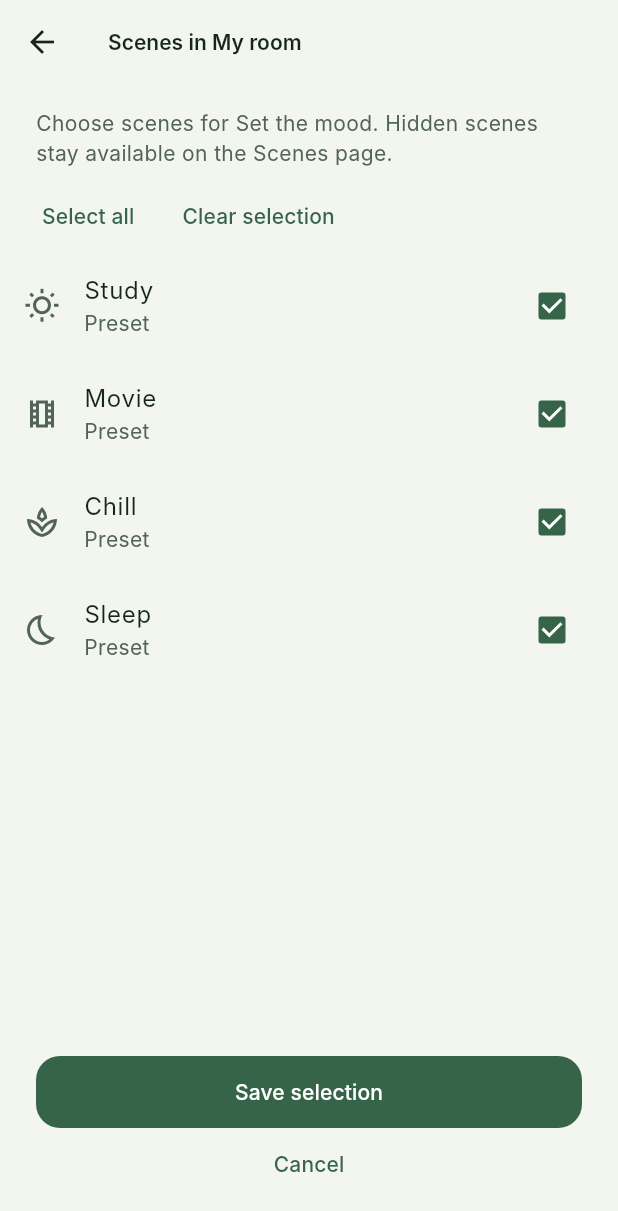
After one commit to Aditya-1209/SmartLight, a Flutter app: the screen it shows after launch, scrolled down 532 dp, after a tap on "Edit", on a phone screen of 412 x 824 dp. The commit adds this screen. Shown: the top 1211 px of the screen. Run offline on Flutter 3.47's test engine with Material 3 defaults, Android fonts, the phone set to English and light mode, and no system bars; our stand-ins replace flutter_riverpod, flutter_secure_storage, flutter_svg, shared_preferences; missing offline and left inert: pointycastle.

Commit message:
Add swipe navigation and customizable room scenes

```diff
--- a/lib/app/app.dart
+++ b/lib/app/app.dart
@@ -31,7 +31,8 @@ class AppShell extends ConsumerStatefulWidget {
 class _AppShellState extends ConsumerState<AppShell>
     with WidgetsBindingObserver {
   int _page = 0;
-  final _scroll = ScrollController();
+  final _pages = PageController();
+  final _scrolls = List.generate(3, (_) => ScrollController());
   static const _labels = ['My room', 'Scenes', 'Settings'];
   static const _icons = ['room', 'scenes', 'settings'];
   @override
@@ -43,7 +44,10 @@ class _AppShellState extends ConsumerState<AppShell>
   @override
   void dispose() {
     WidgetsBinding.instance.removeObserver(this);
-    _scroll.dispose();
+    _pages.dispose();
+    for (final scroll in _scrolls) {
+      scroll.dispose();
+    }
     super.dispose();
   }
 
@@ -59,8 +63,12 @@ class _AppShellState extends ConsumerState<AppShell>
   }
 
   void _select(int page) {
-    setState(() => _page = page);
-    if (_scroll.hasClients) _scroll.jumpTo(0);
+    if (!_pages.hasClients) return;
+    _pages.animateToPage(
+      page,
+      duration: const Duration(milliseconds: 280),
+      curve: Curves.easeInOut,
+    );
   }
 
   @override
@@ -82,14 +90,11 @@ class _AppShellState extends ConsumerState<AppShell>
     }
     final scheme = Theme.of(context).colorScheme;
     final wide = MediaQuery.sizeOf(context).width >= 850;
-    final screen = switch (_page) {
-      0 => DashboardScreen(
-        onSetup: () => _select(2),
-        onScenes: () => _select(1),
-      ),
-      1 => const ScenesScreen(),
-      _ => const SettingsScreen(),
-    };
+    final screens = [
+      DashboardScreen(onSetup: () => _select(2), onScenes: () => _select(1)),
+      const ScenesScreen(),
+      const SettingsScreen(),
+    ];
     return Scaffold(
       bottomNavigationBar: wide
           ? null
@@ -255,10 +260,17 @@ class _AppShellState extends ConsumerState<AppShell>
                       ),
                     ),
                   Expanded(
-                    child: Scrollbar(
-                      controller: _scroll,
+                    child: PageView(
+                      key: const ValueKey('main-pages'),
+                      controller: _pages,
+                      onPageChanged: (page) => setState(() => _page = page),
+                      children: [
+                        for (var i = 0; i < screens.length; i++)
+                          Scrollbar(
+                            controller: _scrolls[i],
                             child: SingleChildScrollView(
-                        controller: _scroll,
+                              key: PageStorageKey('main-page-$i'),
+                              controller: _scrolls[i],
                               padding: EdgeInsets.fromLTRB(
                                 wide ? 40 : 20,
                                 wide ? 40 : 24,
@@ -268,11 +280,15 @@ class _AppShellState extends ConsumerState<AppShell>
                               child: Align(
                                 alignment: Alignment.topCenter,
                                 child: ConstrainedBox(
-                            constraints: const BoxConstraints(maxWidth: 1200),
-                            child: screen,
+                                  constraints: const BoxConstraints(
+                                    maxWidth: 1200,
+                                  ),
+                                  child: screens[i],
                                 ),
                               ),
                             ),
+                          ),
+                      ],
                     ),
                   ),
                 ],
--- a/lib/providers/app_controller.dart
+++ b/lib/providers/app_controller.dart
@@ -78,6 +78,16 @@ class AppState {
     ...settings.customScenes,
     ...LightScene.defaults,
   ];
+  List<LightScene> get roomScenes {
+    final ids = settings.roomSceneIds;
+    if (ids == null) return scenes.take(4).toList();
+    final byId = {for (final scene in scenes) scene.id: scene};
+    return [
+      for (final id in ids)
+        if (byId[id] != null) byId[id]!,
+    ];
+  }
+
   AppState copyWith({
     AppSettings? settings,
     ConnectionConfig? config,
@@ -539,6 +549,25 @@ class AppController extends Notifier<AppState> {
     await _saveScenes(scenes);
   });
 
+  Future<void> setRoomScenes(List<String> ids) => _configurationQueue.run(
+    () async {
+      await _ensureStorageReady();
+      final available = state.scenes.map((scene) => scene.id).toSet();
+      final settings = state.settings.copyWith(
+        roomSceneIds: List.unmodifiable(ids.where(available.contains).toSet()),
+      );
+      try {
+        await ref.read(settingsStoreProvider).write(settings);
+      } catch (_) {
+        throw const DeviceException(
+          DeviceError.storage,
+          'Could not save your room scenes. Please try again.',
+        );
+      }
+      if (!_disposed) state = state.copyWith(settings: settings);
+    },
+  );
+
   Future<void> deleteScene(String id) => _configurationQueue.run(() async {
     await _ensureStorageReady();
     await _saveScenes(
--- a/lib/screens/dashboard/dashboard_screen.dart
+++ b/lib/screens/dashboard/dashboard_screen.dart
@@ -12,6 +12,7 @@ import '../../widgets/light_card.dart';
 import '../../widgets/scene_card.dart';
 import '../device_detail/device_detail_screen.dart';
 import '../timers/timers_screen.dart';
+import '../scenes/room_scenes_screen.dart';
 
 class DashboardScreen extends ConsumerWidget {
   const DashboardScreen({super.key, required this.onSetup, this.onScenes});
@@ -37,19 +38,21 @@ class DashboardScreen extends ConsumerWidget {
         ? 0.0
         : dimmable.map((l) => l.brightnessPercent).reduce((a, b) => a + b) /
               dimmable.length;
-    Widget scenes(int count, int columns) => LayoutBuilder(
+    Widget scenes(int? count, int columns) => LayoutBuilder(
       builder: (context, constraints) => Wrap(
         spacing: 16,
         runSpacing: 16,
-        children: state.scenes
-            .take(count)
+        children:
+            (count == null ? state.roomScenes : state.roomScenes.take(count))
                 .map(
                   (scene) => SizedBox(
-                width: (constraints.maxWidth - (columns - 1) * 16) / columns,
+                    width:
+                        (constraints.maxWidth - (columns - 1) * 16) / columns,
                     child: SceneCard(
                       scene: scene,
                       onTap: enabled
-                      ? () => runAction(context, controller.applyScene(scene))
+                          ? () =>
+                                runAction(context, controller.applyScene(scene))
                           : null,
                     ),
                   ),
@@ -57,11 +60,18 @@ class DashboardScreen extends ConsumerWidget {
                 .toList(),
       ),
     );
-    Widget title(String label, String? action) => Row(
+    Widget title(String label) => Row(
       children: [
         Expanded(child: Text(label, style: theme.textTheme.titleLarge)),
-        if (action != null)
-          TextButton(onPressed: onScenes, child: Text(action)),
+        TextButton(
+          key: const ValueKey('edit-room-scenes'),
+          onPressed: () => Navigator.of(context).push(
+            MaterialPageRoute<void>(builder: (_) => const RoomScenesScreen()),
+          ),
+          child: const Text('Edit'),
+        ),
+        if (onScenes != null)
+          TextButton(onPressed: onScenes, child: const Text('All scenes')),
       ],
     );
     Widget hero(bool wide) => Container(
@@ -346,12 +356,14 @@ class DashboardScreen extends ConsumerWidget {
               },
             ),
             const SizedBox(height: 24),
-            title(
-              wide ? 'A scene for every mood' : 'Set the mood',
-              'All scenes',
-            ),
+            title('Set the mood'),
             const SizedBox(height: 16),
-            scenes(4, constraints.maxWidth >= 650 ? 4 : 2),
+            if (state.roomScenes.isEmpty)
+              const Text(
+                'No scenes selected. Tap Edit to choose your favourites.',
+              )
+            else
+              scenes(null, constraints.maxWidth >= 650 ? 4 : 2),
           ],
         );
       },
--- /dev/null
+++ b/lib/screens/scenes/room_scenes_screen.dart
@@ -0,0 +1,154 @@
+import 'package:flutter/material.dart';
+import 'package:flutter_riverpod/flutter_riverpod.dart';
+
+import '../../providers/app_controller.dart';
+import '../../services/device_exception.dart';
+import '../../widgets/scene_card.dart';
+
+class RoomScenesScreen extends ConsumerStatefulWidget {
+  const RoomScenesScreen({super.key});
+
+  @override
+  ConsumerState<RoomScenesScreen> createState() => _RoomScenesScreenState();
+}
+
+class _RoomScenesScreenState extends ConsumerState<RoomScenesScreen> {
+  late final Set<String> _selected;
+  bool _saving = false;
+  String? _error;
+
+  @override
+  void initState() {
+    super.initState();
+    _selected = ref
+        .read(appControllerProvider)
+        .roomScenes
+        .map((s) => s.id)
+        .toSet();
+  }
+
+  Future<void> _save() async {
+    setState(() {
+      _saving = true;
+      _error = null;
+    });
+    try {
+      await ref
+          .read(appControllerProvider.notifier)
+          .setRoomScenes(_selected.toList());
+      if (mounted) Navigator.pop(context);
+    } catch (error) {
+      if (mounted) {
+        setState(() {
+          _saving = false;
+          _error = userMessage(error);
+        });
+      }
+    }
+  }
+
+  @override
+  Widget build(BuildContext context) {
+    final scenes = ref.watch(appControllerProvider.select((s) => s.scenes));
+    return PopScope(
+      canPop: !_saving,
+      child: Scaffold(
+        appBar: AppBar(title: const Text('Scenes in My room')),
+        body: SafeArea(
+          child: Center(
+            child: ConstrainedBox(
+              constraints: const BoxConstraints(maxWidth: 640),
+              child: Column(
+                crossAxisAlignment: CrossAxisAlignment.stretch,
+                children: [
+                  const Padding(
+                    padding: EdgeInsets.fromLTRB(24, 16, 24, 8),
+                    child: Text(
+                      'Choose scenes for Set the mood. Hidden scenes stay available on the Scenes page.',
+                    ),
+                  ),
+                  Padding(
+                    padding: const EdgeInsets.symmetric(horizontal: 16),
+                    child: Wrap(
+                      spacing: 8,
+                      children: [
+                        TextButton(
+                          onPressed: _saving
+                              ? null
+                              : () => setState(
+                                  () =>
+                                      _selected.addAll(scenes.map((s) => s.id)),
+                                ),
+                          child: const Text('Select all'),
+                        ),
+                        TextButton(
+                          onPressed: _saving
+                              ? null
+                              : () => setState(_selected.clear),
+                          child: const Text('Clear selection'),
+                        ),
+                      ],
+                    ),
+                  ),
+                  Expanded(
+                    child: ListView(
+                      children: [
+                        for (final scene in scenes)
+                          CheckboxListTile(
+                            key: ValueKey('room-scene-${scene.id}'),
+                            secondary: Icon(sceneIcon(scene.style)),
+                            title: Text(scene.name),
+                            subtitle: Text(
+                              scene.isCustom ? 'Your scene' : 'Preset',
+                            ),
+                            value: _selected.contains(scene.id),
+                            onChanged: _saving
+                                ? null
+                                : (value) => setState(() {
+                                    if (value == true) {
+                                      _selected.add(scene.id);
+                                    } else {
+                                      _selected.remove(scene.id);
+                                    }
+                                  }),
+                          ),
+                      ],
+                    ),
+                  ),
+                  Padding(
+                    padding: const EdgeInsets.all(24),
+                    child: Column(
+                      crossAxisAlignment: CrossAxisAlignment.stretch,
+                      children: [
+                        if (_error != null) ...[
+                          Text(
+                            _error!,
+                            style: TextStyle(
+                              color: Theme.of(context).colorScheme.error,
+                            ),
+                          ),
+                          const SizedBox(height: 12),
+                        ],
+                        FilledButton(
+                          key: const ValueKey('save-room-scenes'),
+                          onPressed: _saving ? null : _save,
+                          child: Text(_saving ? 'Saving…' : 'Save selection'),
+                        ),
+                        TextButton(
+                          onPressed: _saving
+                              ? null
+                              : () => Navigator.pop(context),
+                          child: const Text('Cancel'),
+                        ),
+                      ],
+                    ),
+                  ),
+                ],
+              ),
+            ),
+          ),
+        ),
+      ),
+    );
+  }
+}
--- a/lib/screens/settings/settings_screen.dart
+++ b/lib/screens/settings/settings_screen.dart
@@ -159,7 +159,7 @@ class SettingsScreen extends ConsumerWidget {
         const SizedBox(height: 16),
         const AboutListTile(
           applicationName: 'SmartLight',
-          applicationVersion: '2.6.1',
+          applicationVersion: '2.7.0',
           icon: Icon(Icons.info_outline),
         ),
       ],
--- a/lib/services/local/auto_tuya_client.dart
+++ b/lib/services/local/auto_tuya_client.dart
@@ -94,8 +94,9 @@ class AutoTuyaClient implements DeviceClient, DeviceTimerClient {
           .map((d) => d.host)
           .toSet();
       if (hosts.length != 1 || hosts.single == config.host) {
-        if (original.kind == DeviceError.unreachable ||
-            original.kind == DeviceError.timeout) {
+        // A handshake/status timeout means TCP connected. Preserve that error
+        // so Auto can try the next protocol instead of treating it as offline.
+        if (original.kind == DeviceError.unreachable) {
           throw const DeviceException(
             DeviceError.unreachable,
             'Tube not found yet. Keep its wall switch on, join the same Wi-Fi and try Refresh after it reconnects. You do not need to factory reset it for an IP change.',
--- a/pubspec.yaml
+++ b/pubspec.yaml
@@ -16,7 +16,7 @@ publish_to: 'none' # Remove this line if you wish to publish to pub.dev
 # https://developer.apple.com/library/archive/documentation/General/Reference/InfoPlistKeyReference/Articles/CoreFoundationKeys.html
 # In Windows, build-name is used as the major, minor, and patch parts
 # of the product and file versions while build-number is used as the build suffix.
-version: 2.6.1+13
+version: 2.7.0+15
 
 environment:
   sdk: ^3.13.4
```
Also changed, not shown: lib/repositories/settings_repository.dart (+22 -0 lines), 6 other files. Lines whose indentation alone changed are shown as unchanged.
